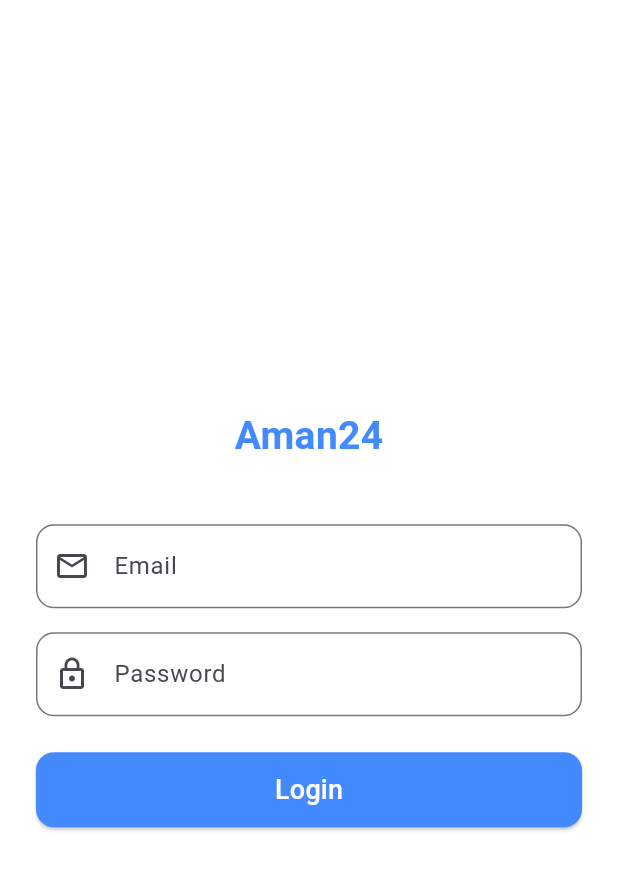
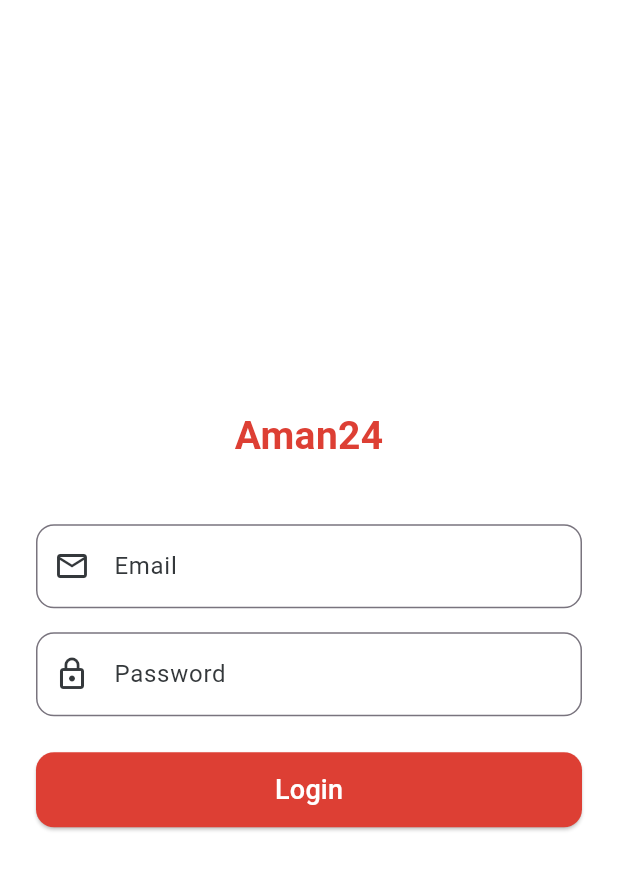
Before and after one commit to peterelia22/Admin_Dashoard, a Flutter app: the screen it shows after launch, on a phone screen of 412 x 824 dp. Shown: the top 870 px of the screen. Run offline on Flutter 3.47's test engine with Material 3 defaults, Android fonts, the phone set to English and light mode, and no system bars; our stand-ins replace awesome_snackbar_content, bloc, cloud_firestore, dartz, firebase_auth, firebase_core and 6 more; accounts and stored records are empty.

Commit message:
feat: Update SignIn and Home views with improved UI and navigation handling

```diff
--- a/lib/features/auth/presentation/views/signin_view.dart
+++ b/lib/features/auth/presentation/views/signin_view.dart
@@ -1,3 +1,6 @@
+import 'package:admin_dashboard/app_theme.dart';
+import 'package:admin_dashboard/core/helpers/build_snack_bar.dart';
+import 'package:awesome_snackbar_content/awesome_snackbar_content.dart';
 import 'package:flutter/material.dart';
 import 'package:firebase_auth/firebase_auth.dart';
 
@@ -21,7 +24,7 @@ class _SigninViewState extends State<SigninView> {
   @override
   Widget build(BuildContext context) {
     return Scaffold(
-      backgroundColor: Colors.white,
+      backgroundColor: AppTheme.white,
       body: Center(
         child: SingleChildScrollView(
           padding: const EdgeInsets.symmetric(horizontal: 24),
@@ -33,18 +36,33 @@ class _SigninViewState extends State<SigninView> {
                 style: TextStyle(
                   fontSize: 26,
                   fontWeight: FontWeight.bold,
-                  color: Colors.blueAccent,
+                  color: AppTheme.primaryColor,
                 ),
               ),
               const SizedBox(height: 40),
 
               TextField(
                 controller: emailController,
+                cursorColor: AppTheme.primaryColor,
                 decoration: InputDecoration(
                   labelText: 'Email',
-                  prefixIcon: const Icon(Icons.email_outlined),
+                  labelStyle: const TextStyle(color: AppTheme.black),
+                  floatingLabelStyle: const TextStyle(
+                    color: AppTheme.primaryColor,
+                  ),
+                  prefixIcon: const Icon(
+                    Icons.email_outlined,
+                    color: AppTheme.black,
+                  ),
                   border: OutlineInputBorder(
                     borderRadius: BorderRadius.circular(12),
+                  ),
+                  focusedBorder: OutlineInputBorder(
+                    borderRadius: BorderRadius.circular(12),
+                    borderSide: const BorderSide(
+                      color: AppTheme.primaryColor,
+                      width: 2,
+                    ),
                   ),
                 ),
               ),
@@ -53,11 +71,26 @@ class _SigninViewState extends State<SigninView> {
               TextField(
                 controller: passwordController,
                 obscureText: true,
+                cursorColor: AppTheme.primaryColor,
                 decoration: InputDecoration(
                   labelText: 'Password',
-                  prefixIcon: const Icon(Icons.lock_outline),
+                  labelStyle: const TextStyle(color: AppTheme.black),
+                  floatingLabelStyle: const TextStyle(
+                    color: AppTheme.primaryColor,
+                  ),
+                  prefixIcon: const Icon(
+                    Icons.lock_outline,
+                    color: AppTheme.black,
+                  ),
                   border: OutlineInputBorder(
                     borderRadius: BorderRadius.circular(12),
+                  ),
+                  focusedBorder: OutlineInputBorder(
+                    borderRadius: BorderRadius.circular(12),
+                    borderSide: const BorderSide(
+                      color: AppTheme.primaryColor,
+                      width: 2,
+                    ),
                   ),
                 ),
               ),
@@ -78,24 +111,32 @@ class _SigninViewState extends State<SigninView> {
                             final email = emailController.text.trim();
                             final password = passwordController.text.trim();
 
+                            if (email == 'admin@aman24.com') {
                               await FirebaseAuth.instance
                                   .signInWithEmailAndPassword(
                                     email: email,
                                     password: password,
                                   );
-
-                            // لو نجح الدخول، انتقل للصفحة الرئيسية
                               if (context.mounted) {
                                 Navigator.pushReplacementNamed(
                                   context,
                                   HomeView.routeName,
                                 );
                               }
+                            } else {
+                              buildSnackBar(
+                                context: context,
+                                title: 'خطا',
+                                message: 'البريد الالكتروني غير صحيح',
+                                contentType: ContentType.failure,
+                              );
+                            }
                           } on FirebaseAuthException catch (e) {
-                            ScaffoldMessenger.of(context).showSnackBar(
-                              SnackBar(
-                                content: Text(e.message ?? 'Login failed'),
-                              ),
+                            buildSnackBar(
+                              context: context,
+                              title: 'خطا',
+                              message: 'بيانات التسجيل غير صحيحة',
+                              contentType: ContentType.failure,
                             );
                           } finally {
                             setState(() {
@@ -104,16 +145,16 @@ class _SigninViewState extends State<SigninView> {
                           }
                         },
                   style: ElevatedButton.styleFrom(
-                    backgroundColor: Colors.blueAccent,
+                    backgroundColor: AppTheme.primaryColor,
                     shape: RoundedRectangleBorder(
                       borderRadius: BorderRadius.circular(12),
                     ),
                   ),
                   child: isLoading
-                      ? const CircularProgressIndicator(color: Colors.white)
+                      ? const CircularProgressIndicator(color: AppTheme.white)
                       : const Text(
                           'Login',
-                          style: TextStyle(fontSize: 18, color: Colors.white),
+                          style: TextStyle(fontSize: 18, color: AppTheme.white),
                         ),
                 ),
               ),
--- a/lib/features/home/presentation/widgets/reports_details_view_body.dart
+++ b/lib/features/home/presentation/widgets/reports_details_view_body.dart
@@ -102,7 +102,7 @@ class _ReportsDetailsViewBodyState extends State<ReportsDetailsViewBody> {
                   // Admin Comment
                   CustomTextField(
                     labelText: 'تعليق المسؤول',
-                    hintText: 'أضف تعليقك أو ملاحظاتك حول البلاغ...',
+                    hintText: '...أضف تعليقك أو ملاحظاتك حول البلاغ',
                     obscureText: false,
                     maxLines: 5,
                     controller: _commentController,
@@ -151,7 +151,7 @@ class _ReportsDetailsViewBodyState extends State<ReportsDetailsViewBody> {
                               );
                             }
                           },
-                    text: isUpdating ? 'جاري الحفظ...' : 'حفظ التغييرات',
+                    text: isUpdating ? '...جاري الحفظ' : 'حفظ التغييرات',
 
                     borderRadius: 12,
                     fontSize: 16,
```
Also changed, not shown: lib/features/home/presentation/views/home_view.dart (+30 -1 lines). Lines whose indentation alone changed are shown as unchanged.
